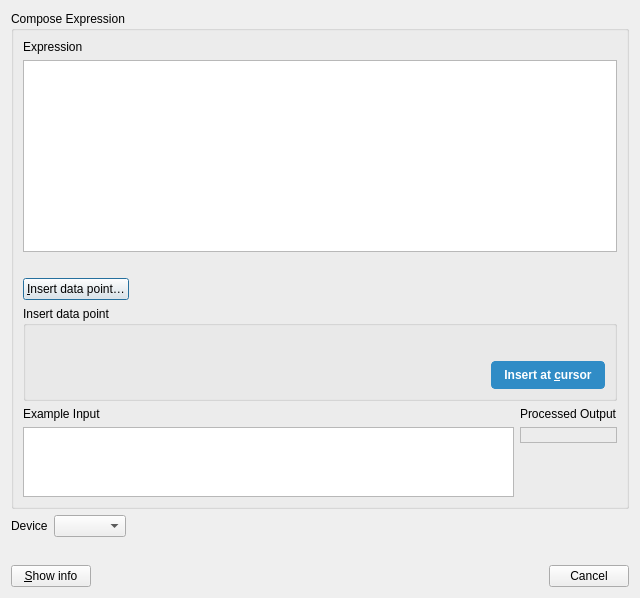
Above: src/dialogs/expressionsdialog.ui from ModbusScope/ModbusScope before the change. Below: the same form after it.
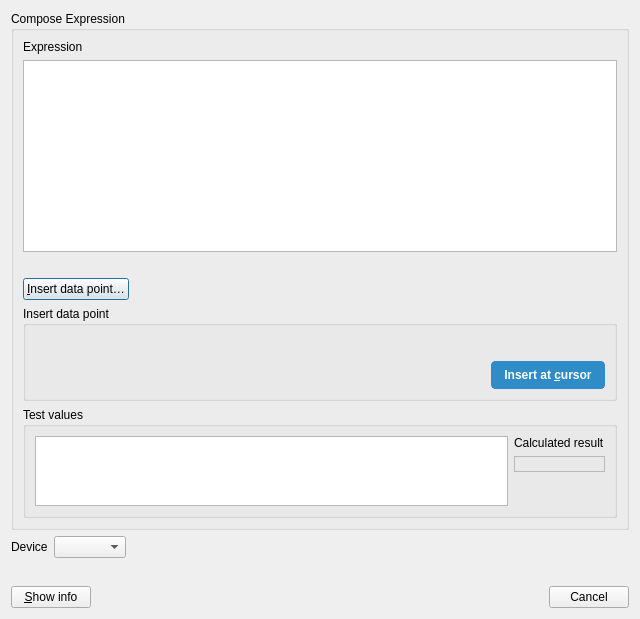
That is the form after the change. Custom widgets are drawn as their Qt base class.

Commit message:
Group the Compose expression test values with their result
The input table and the result share a "Test values" group; the
column reads "Input value" and the result "Calculated result".

Diff of the .ui file:
```diff
--- a/src/dialogs/expressionsdialog.ui
+++ b/src/dialogs/expressionsdialog.ui
@@ -176,29 +176,28 @@
         </layout>
        </widget>
       </item>
-      <item row="5" column="0">
-       <widget class="QLabel" name="label_5">
-        <property name="text">
-         <string>Example Input</string>
+      <item row="5" column="0" colspan="2">
+       <widget class="QGroupBox" name="testValuesGroupBox">
+        <property name="title">
+         <string>Test values</string>
         </property>
-       </widget>
-      </item>
-      <item row="5" column="1">
-       <widget class="QLabel" name="label_6">
-        <property name="text">
-         <string>Processed Output</string>
-        </property>
-       </widget>
-      </item>
-      <item row="6" column="0">
+        <layout class="QHBoxLayout" name="testValuesLayout" stretch="1,0">
+         <item>
        <widget class="QTableWidget" name="tblExpressionInput">
         <property name="selectionMode">
          <enum>QAbstractItemView::SelectionMode::NoSelection</enum>
         </property>
        </widget>
       </item>
-      <item row="6" column="1">
+         <item>
        <layout class="QVBoxLayout" name="verticalLayout_5">
+           <item>
+            <widget class="QLabel" name="lblResultCaption">
+             <property name="text">
+              <string>Calculated result</string>
+             </property>
+            </widget>
+           </item>
         <item>
          <widget class="QLabel" name="lblOut">
           <property name="frameShape">
@@ -229,6 +228,9 @@
          </spacer>
         </item>
        </layout>
+         </item>
+        </layout>
+       </widget>
       </item>
      </layout>
     </widget>
```
Left out of the diff: 2 changed lines with no effect on the pictures. Lines whose indentation alone changed are shown as unchanged. The commit also changes 4 other files.
